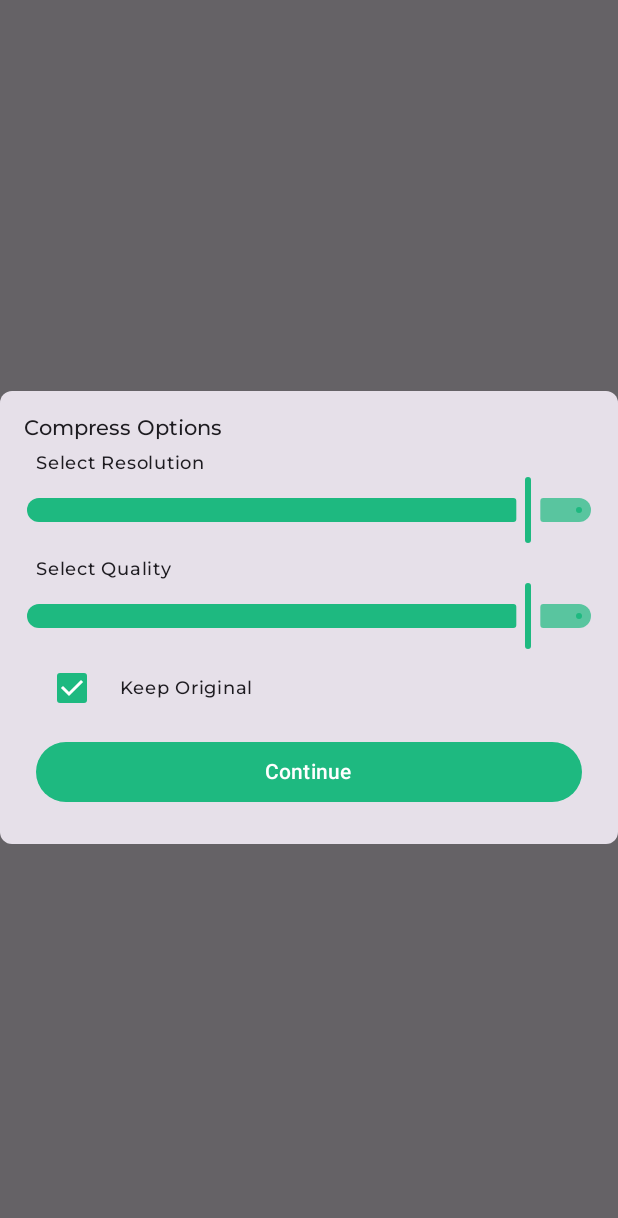
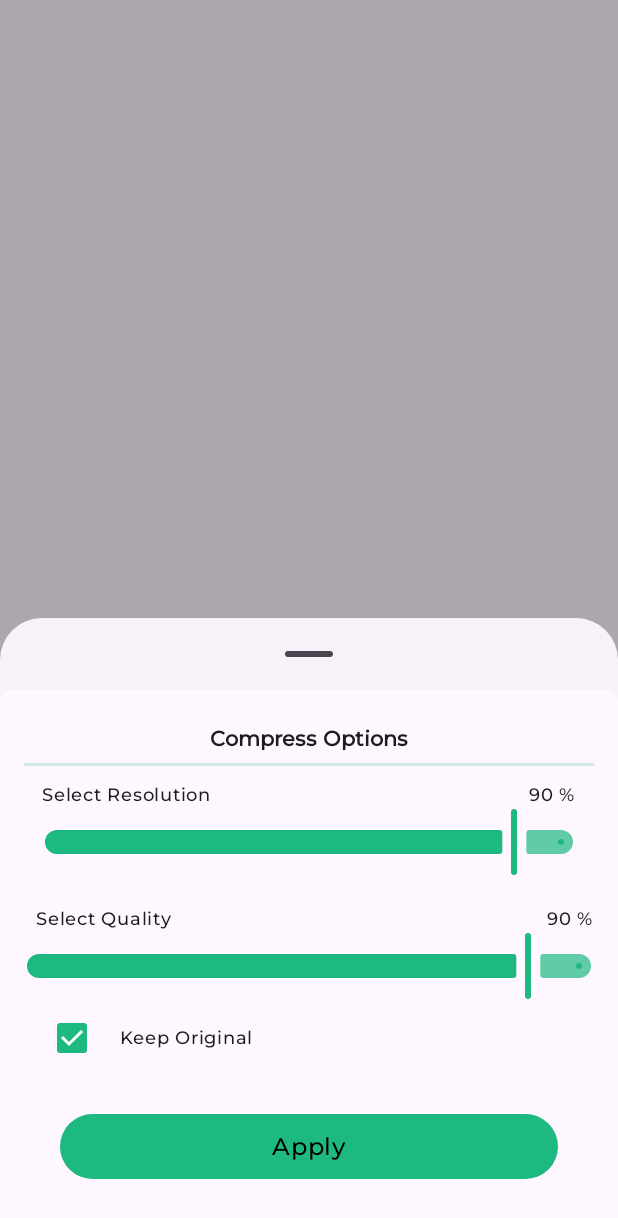
Before and after one commit to Parkhi19/PixPress, an Android app built with Jetpack Compose: the composable OpenCompressDialog shown on its own in the app's theme, on a phone screen of 412 x 824 dp. Shown: the top 1218 px of the screen. Run offline under Robolectric (Android 15) with nearby library versions, the light colour scheme and no system bars; our stand-ins replace Dagger/Hilt's generated code; 1 statement that could not run was skipped.

Commit message:
image preview completed

```diff
--- a/app/src/main/java/com/notesapp/compressify/MainActivity.kt
+++ b/app/src/main/java/com/notesapp/compressify/MainActivity.kt
@@ -85,6 +85,7 @@ class MainActivity : ComponentActivity(), NavController.OnDestinationChangedList
             CompressifyTheme {
                 val selectedImages by viewModel.selectedImages.collectAsState()
                 val categories by viewModel.categoryStorage.collectAsState()
+                val isImageProcessing by viewModel.selectedImagesProcessing.collectAsState()
                 Surface(
                     modifier = Modifier.fillMaxSize()
                 ) {
@@ -121,7 +122,8 @@ class MainActivity : ComponentActivity(), NavController.OnDestinationChangedList
                             CompressOptionsScreen(
                                 selectedImages = selectedImages,
                                 onUIEvent = viewModel::onUIEvent,
-                                modifier = Modifier.fillMaxSize()
+                                modifier = Modifier.fillMaxSize(),
+                                isImageProcessing = isImageProcessing
                             )
                         }
 
--- a/app/src/main/java/com/notesapp/compressify/ui/components/image/CompressOptionsScreen.kt
+++ b/app/src/main/java/com/notesapp/compressify/ui/components/image/CompressOptionsScreen.kt
@@ -7,10 +7,14 @@ import androidx.activity.result.PickVisualMediaRequest
 import androidx.activity.result.contract.ActivityResultContracts
 import androidx.activity.viewModels
 import androidx.compose.foundation.Image
+import androidx.compose.foundation.background
+import androidx.compose.foundation.clickable
 import androidx.compose.foundation.layout.Arrangement
+import androidx.compose.foundation.layout.Box
 import androidx.compose.foundation.layout.Column
 import androidx.compose.foundation.layout.Row
 import androidx.compose.foundation.layout.Spacer
+import androidx.compose.foundation.layout.fillMaxSize
 import androidx.compose.foundation.layout.fillMaxWidth
 import androidx.compose.foundation.layout.height
 import androidx.compose.foundation.layout.padding
@@ -23,8 +27,11 @@ import androidx.compose.material3.Button
 import androidx.compose.material3.Card
 import androidx.compose.material3.CardDefaults
 import androidx.compose.material3.Checkbox
+import androidx.compose.material3.CircularProgressIndicator
 import androidx.compose.material3.ElevatedCard
+import androidx.compose.material3.ExperimentalMaterial3Api
 import androidx.compose.material3.MaterialTheme
+import androidx.compose.material3.ModalBottomSheet
 import androidx.compose.material3.Slider
 import androidx.compose.material3.SliderDefaults
 import androidx.compose.material3.Text
@@ -50,6 +57,7 @@ import com.notesapp.compressify.domain.model.ImageModel
 import com.notesapp.compressify.ui.components.home.common.PrimaryButton
 import com.notesapp.compressify.ui.components.home.common.PrimaryImageButton
 import com.notesapp.compressify.ui.theme.primaryColor
+import com.notesapp.compressify.ui.theme.primaryTintedColor
 import com.notesapp.compressify.ui.viewmodel.MainViewModel
 import com.notesapp.compressify.util.UIEvent
 import com.notesapp.compressify.util.getFormattedSize
@@ -58,6 +66,7 @@ import com.notesapp.compressify.util.getFormattedSize
 fun CompressOptionsScreen(
     modifier: Modifier = Modifier,
     selectedImages: List<ImageModel>,
+    isImageProcessing: Boolean,
     onUIEvent: (UIEvent) -> Unit
 ) {
     var showDialog by remember {
@@ -68,7 +77,11 @@ fun CompressOptionsScreen(
         contract = ActivityResultContracts.PickMultipleVisualMedia(),
         onResult = { onUIEvent(UIEvent.Images.OnImagesAdded(it)) }
     )
-
+    if (isImageProcessing) {
+        Box(modifier = Modifier.fillMaxSize(), contentAlignment = Alignment.Center) {
+            CircularProgressIndicator(modifier = Modifier.size(48.dp), color = primaryColor)
+        }
+    }
     Column(modifier = modifier) {
         ElevatedCard(
             modifier = Modifier.fillMaxWidth(),
@@ -138,6 +151,8 @@ fun CompressOptionsScreen(
             }
         }
         Spacer(modifier = Modifier.height(8.dp))
+
+        if (selectedImages.isNotEmpty()) {
             Row(
                 modifier = Modifier
                     .fillMaxWidth()
@@ -148,7 +163,11 @@ fun CompressOptionsScreen(
                 Image(
                     imageVector = ImageVector.vectorResource(id = R.drawable.ic_resolution),
                     contentDescription = "",
-                modifier = Modifier.size(48.dp)
+                    modifier = Modifier
+                        .size(48.dp)
+                        .clickable {
+                            showDialog = true
+                        }
                 )
                 Spacer(modifier = Modifier.width(24.dp))
                 PrimaryButton(
@@ -157,6 +176,8 @@ fun CompressOptionsScreen(
                     modifier = Modifier.weight(1f)
                 )
             }
+        }
+
         Spacer(modifier = Modifier.height(24.dp))
         if (showDialog) {
             OpenCompressDialog(
@@ -180,13 +201,14 @@ fun CompressOptionsScreen(
     }
 }
 
+@OptIn(ExperimentalMaterial3Api::class)
 @Composable
 fun OpenCompressDialog(
     modifier: Modifier,
     onDismiss: (Boolean) -> Unit,
     onConfirm: (Float, Float, Boolean) -> Unit,
 ) {
-    Dialog(onDismissRequest = { onDismiss(false) }) {
+    ModalBottomSheet(onDismissRequest = { onDismiss(false) }) {
         var resolution by remember {
             mutableFloatStateOf(0.9f)
         }
@@ -199,29 +221,58 @@ fun OpenCompressDialog(
         Card(
             shape = RoundedCornerShape(
                 size = 8.dp
-            ), modifier = modifier
+            ),
+            modifier = modifier,
+            colors = CardDefaults.cardColors(
+                containerColor = MaterialTheme.colorScheme.background
+            ),
         ) {
             Column(
                 modifier = Modifier
                     .fillMaxWidth()
                     .padding(16.dp)
             ) {
-                Row(modifier = Modifier.fillMaxWidth()) {
+                Row(
+                    modifier = Modifier
+                        .fillMaxWidth()
+                        .padding(8.dp),
+                    horizontalArrangement = Arrangement.Center
+                ) {
                     Text(
                         text = "Compress Options",
                         style = MaterialTheme.typography.bodyMedium.copy(
-                            fontWeight = FontWeight.SemiBold
+                            fontWeight = FontWeight.Bold
                         )
                     )
                 }
-                Spacer(modifier = Modifier.height(8.dp))
-                Row(modifier = Modifier.fillMaxWidth()) {
+                Spacer(
+                    modifier = Modifier
+                        .height(2.dp)
+                        .fillMaxWidth()
+                        .background(primaryTintedColor)
+                        .padding(vertical = 12.dp)
+                )
+                Row(
+                    modifier = Modifier
+                        .fillMaxWidth()
+                        .padding(12.dp)
+                ) {
                     Column(modifier = Modifier.fillMaxWidth()) {
+                        Row(
+                            modifier = Modifier.fillMaxWidth(),
+                            horizontalArrangement = Arrangement.SpaceBetween
+                        ) {
+
                             Text(
                                 text = "Select Resolution",
                                 style = MaterialTheme.typography.bodySmall,
-                            modifier = Modifier.padding(start = 8.dp)
+                                modifier = Modifier
                             )
+                            Text(
+                                text = "${(resolution * 100).toInt()} %",
+                                style = MaterialTheme.typography.bodySmall
+                            )
+                        }
                         Slider(
                             value = resolution,
                             valueRange = 0.1f..1f,
@@ -238,11 +289,21 @@ fun OpenCompressDialog(
                 Spacer(modifier = Modifier.height(8.dp))
                 Row(modifier = Modifier.fillMaxWidth()) {
                     Column(modifier = Modifier.fillMaxWidth()) {
+                        Row(
+                            modifier = Modifier.fillMaxWidth(),
+                            horizontalArrangement = Arrangement.SpaceBetween
+                        ) {
+
                             Text(
                                 text = "Select Quality",
                                 style = MaterialTheme.typography.bodySmall,
                                 modifier = Modifier.padding(start = 8.dp)
                             )
+                            Text(
+                                text = "${(quality * 100).toInt()} %",
+                                style = MaterialTheme.typography.bodySmall
+                            )
+                        }
                         Slider(
                             value = quality,
                             valueRange = 0.1f..1f,
@@ -268,17 +329,14 @@ fun OpenCompressDialog(
                         modifier = Modifier.padding(start = 8.dp)
                     )
                 }
-                Button(
-                    onClick = {
-                        onConfirm(resolution, quality, keepOriginal)
-                    }, modifier = Modifier
+                PrimaryButton(
+                    onClick = { onConfirm(resolution, quality, keepOriginal) },
+                    buttonText = "Apply",
+                    modifier = Modifier
                         .fillMaxWidth()
-                        .padding(8.dp)
-                ) {
-                    Text(text = "Continue")
+                        .padding(24.dp)
+                )
             }
         }
     }
 }
-
-}
--- a/app/src/main/java/com/notesapp/compressify/ui/components/image/ImagePreviewCard.kt
+++ b/app/src/main/java/com/notesapp/compressify/ui/components/image/ImagePreviewCard.kt
@@ -1,7 +1,9 @@
 package com.notesapp.compressify.ui.components.image
 
 import android.graphics.Bitmap
+import androidx.compose.foundation.BorderStroke
 import androidx.compose.foundation.Image
+import androidx.compose.foundation.background
 import androidx.compose.foundation.layout.Arrangement
 import androidx.compose.foundation.layout.Column
 import androidx.compose.foundation.layout.Row
@@ -14,6 +16,7 @@ import androidx.compose.material.icons.Icons
 import androidx.compose.material.icons.filled.Close
 import androidx.compose.material.icons.filled.Delete
 import androidx.compose.material3.Card
+import androidx.compose.material3.CardDefaults
 import androidx.compose.material3.Icon
 import androidx.compose.material3.IconButton
 import androidx.compose.material3.MaterialTheme
@@ -27,13 +30,16 @@ import androidx.compose.ui.layout.ContentScale
 import androidx.compose.ui.text.style.TextOverflow
 import androidx.compose.ui.unit.dp
 import com.notesapp.compressify.domain.model.ImageModel
+import com.notesapp.compressify.ui.theme.primaryColor
+import com.notesapp.compressify.ui.theme.primaryTintedColor
 import com.notesapp.compressify.util.getFormattedSize
 
 @Composable
 fun ImagePreviewCard(modifier: Modifier = Modifier, image: ImageModel, onDeleteClick: (String) -> Unit) {
     Card(
         modifier = modifier,
-        shape = MaterialTheme.shapes.medium
+        shape = MaterialTheme.shapes.medium,
+        border = BorderStroke(width = 1.dp, color = primaryTintedColor)
     ) {
         Column(
             modifier = Modifier
@@ -52,7 +58,7 @@ fun ImagePreviewCard(modifier: Modifier = Modifier, image: ImageModel, onDeleteC
                 )
             }
             Row(
-                modifier = Modifier
+                modifier = Modifier.background(primaryTintedColor)
                     .fillMaxWidth()
                     .padding(start = 8.dp, top = 4.dp, bottom = 4.dp, end = 0.dp),
                 horizontalArrangement = Arrangement.SpaceBetween,
--- a/app/src/main/java/com/notesapp/compressify/util/Extensions.kt
+++ b/app/src/main/java/com/notesapp/compressify/util/Extensions.kt
@@ -11,7 +11,7 @@ import com.notesapp.compressify.CompressApplication
 fun Uri.createThumbnail(): Bitmap {
     val thumbnail =
         MediaStore.Images.Media.getBitmap(CompressApplication.contentResolver, this).run {
-            Bitmap.createScaledBitmap(this, width / 10, height / 10, false)
+            Bitmap.createScaledBitmap(this, width / 20, height / 20, false)
         }
     return thumbnail
 }
```
Lines whose indentation alone changed are shown as unchanged.
